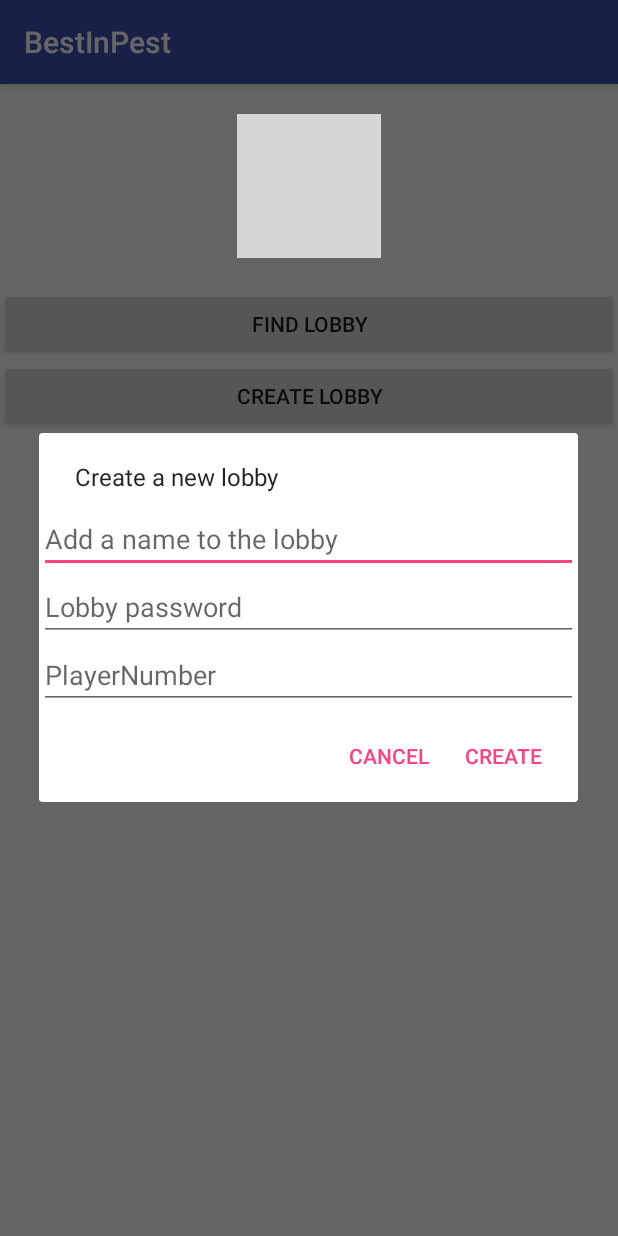
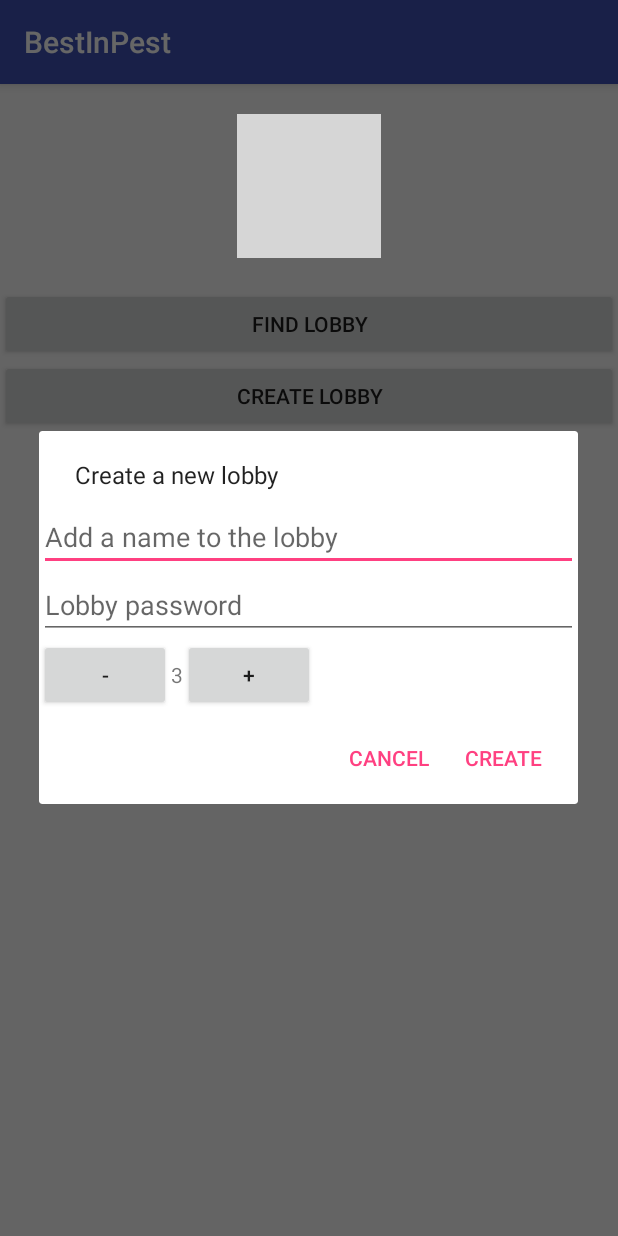
Before and after one commit to AdamNagy-nagya/BestInPest_android, an Android app: the screen it shows after launch (MainMenuActivity), after a tap on "CREATE LOBBY", on a phone screen of 412 x 824 dp. Run offline under Robolectric (Android 15) with nearby library versions, the phone set to English and light mode, and no system bars; our stand-ins replace ButterKnife, EventBus; grey boxes are pictures that could not be loaded.

```diff
--- a/app/src/main/java/com/example/nagya/bestinpest/Junction/item/JunctionRestItem.java
+++ b/app/src/main/java/com/example/nagya/bestinpest/Junction/item/JunctionRestItem.java
@@ -40,4 +40,8 @@ public void setStops(List<Stop> stops) {
 this.stops = stops;
 }
 
+    @Override
+    public String toString() {
+        return name.toString();
+    }
 }
--- a/app/src/main/java/com/example/nagya/bestinpest/Lobby/LobbyCreateDialog.java
+++ b/app/src/main/java/com/example/nagya/bestinpest/Lobby/LobbyCreateDialog.java
@@ -6,7 +6,9 @@ import android.os.Bundle;
 import android.support.v4.app.DialogFragment;
 import android.support.v7.app.AlertDialog;
 import android.view.View;
+import android.widget.Button;
 import android.widget.EditText;
+import android.widget.TextView;
 
 import com.example.nagya.bestinpest.Lobby.item.Leader;
 import com.example.nagya.bestinpest.Lobby.item.Player;
@@ -22,7 +24,9 @@ public class LobbyCreateDialog  extends DialogFragment {
 
     EditText lobbyName;
     EditText lobbyPassword;
-    EditText lobbyPlayerNumber;
+    TextView lobbyPlayerNumber;
+    Button plusBtn;
+    Button minusBtn;
     createLobby parent;
 
     public LobbyCreateDialog setParent(MainMenuActivity parent){
@@ -39,6 +43,29 @@ public class LobbyCreateDialog  extends DialogFragment {
         lobbyName = view.findViewById(R.id.CreateLobbyNameEditText);
         lobbyPassword = view.findViewById(R.id.CreateLobbyPasswordEditText);
         lobbyPlayerNumber =view.findViewById(R.id.CreateLobbyPlayerNumber);
+        plusBtn = view.findViewById(R.id.CreateLobbyBtnPlus);
+        minusBtn = view.findViewById(R.id.CreateLobbyBtnMinus);
+
+        plusBtn.setOnClickListener(new View.OnClickListener() {
+            @Override
+            public void onClick(View view) {
+                int playerNumber = Integer.parseInt(lobbyPlayerNumber.getText().toString());
+                if(playerNumber<6){
+                    playerNumber++;
+                    lobbyPlayerNumber.setText(playerNumber+"");
+                }
+            }
+        });
+        minusBtn.setOnClickListener(new View.OnClickListener() {
+            @Override
+            public void onClick(View view) {
+                int playerNumber = Integer.parseInt(lobbyPlayerNumber.getText().toString());
+                if(playerNumber>3){
+                    playerNumber--;
+                    lobbyPlayerNumber.setText(playerNumber+"");
+                }
+            }
+        });
 
 
 
--- a/app/src/main/java/com/example/nagya/bestinpest/network/LobbyNetwork/LobbyApi.java
+++ b/app/src/main/java/com/example/nagya/bestinpest/network/LobbyNetwork/LobbyApi.java
@@ -3,6 +3,7 @@ package com.example.nagya.bestinpest.network.LobbyNetwork;
 import com.example.nagya.bestinpest.Junction.item.JunctionRestItem;
 import com.example.nagya.bestinpest.Lobby.item.LobbyCreatingPOST;
 import com.example.nagya.bestinpest.Lobby.item.LobbyRestItem;
+import com.example.nagya.bestinpest.Lobby.item.Player;
 import com.example.nagya.bestinpest.network.LobbyNetwork.item.DeleteResponse;
 import com.example.nagya.bestinpest.network.LobbyNetwork.item.PasswordResponse;
 
@@ -41,7 +42,20 @@ public interface LobbyApi {
     Call<List<JunctionRestItem>> getFreeJunctionsNearby(@Path("id") Integer lobbyId, @Query("lat") Double lat, @Query("lon") Double lon);
 
     @GET("lobbies/{id}/join/auth")
-    Call<PasswordResponse> authToLobby(@Path("id") Integer lobbyId, @Query("password") String password );
+    Call<LobbyRestItem> authToLobby(@Path("id") Integer lobbyId, @Query("password") String password );
+
+    @GET ("lobbies/available-junctions")
+    Call<List<JunctionRestItem>> getFreeJunctionsNearbyForFirstPlayer(@Query("lat") Double lat, @Query("lon") Double lon);
+
+    @POST ("lobbies/{id}/join")
+    Call<LobbyRestItem> addPlayerToLobby(@Path("id") Integer lobbyId, @Body Player player);
+
+    @DELETE("lobbies/{id}/players/{playerId}")
+    Call<LobbyRestItem> deletePlayer(@Path("id") Integer lobbyId, @Path("playerId") Integer playerId);
+
+
+
+
 
 
 }
--- a/app/src/main/res/layout/fragment_lobby_entry_pass.xml
+++ b/app/src/main/res/layout/fragment_lobby_entry_pass.xml
@@ -4,9 +4,10 @@
     xmlns:android="http://schemas.android.com/apk/res/android"
     android:orientation="vertical">
     <EditText
+        android:id="@+id/PasswordFrag_UsernameEditText"
         android:layout_height="wrap_content"
         android:layout_width="match_parent"
-        android:hint="Csak úgy"/>
+        android:hint="Username"/>
 
     <TextView
         android:layout_width="match_parent"
--- a/app/src/main/res/layout/fragment_lobbycreate.xml
+++ b/app/src/main/res/layout/fragment_lobbycreate.xml
@@ -16,13 +16,31 @@
         android:layout_width="match_parent"
         android:layout_height="wrap_content"
         android:inputType="numberPassword"/>
-    <EditText
+
+    <LinearLayout
+        android:layout_height="wrap_content"
+        android:layout_width="wrap_content"
+        android:orientation="horizontal">
+
+        <Button
+        android:layout_height="wrap_content"
+        android:layout_width="wrap_content"
+        android:text="-"
+        android:id="@+id/CreateLobbyBtnMinus"/>
+
+        <TextView
         android:id="@+id/CreateLobbyPlayerNumber"
-        android:inputType="number"
+        android:text="3"
         android:layout_width="match_parent"
+        android:layout_height="wrap_content"/>
+
+        <Button
         android:layout_height="wrap_content"
-        android:hint="PlayerNumber"
-        />
+        android:layout_width="wrap_content"
+        android:text="+"
+        android:id="@+id/CreateLobbyBtnPlus"/>
+
+    </LinearLayout>
 
 
 </LinearLayout>
```
Also changed, not shown: app/src/main/java/com/example/nagya/bestinpest/Lobby/LobbyEntryPassFragment.java (+11 -4 lines), app/src/main/java/com/example/nagya/bestinpest/Lobby/item/Player.java (+8 -0 lines), app/src/main/java/com/example/nagya/bestinpest/MainMenuActivity.java (+11 -3 lines), app/src/main/java/com/example/nagya/bestinpest/network/LobbyNetwork/LobbyApiInteractor.java (+31 -5 lines).
